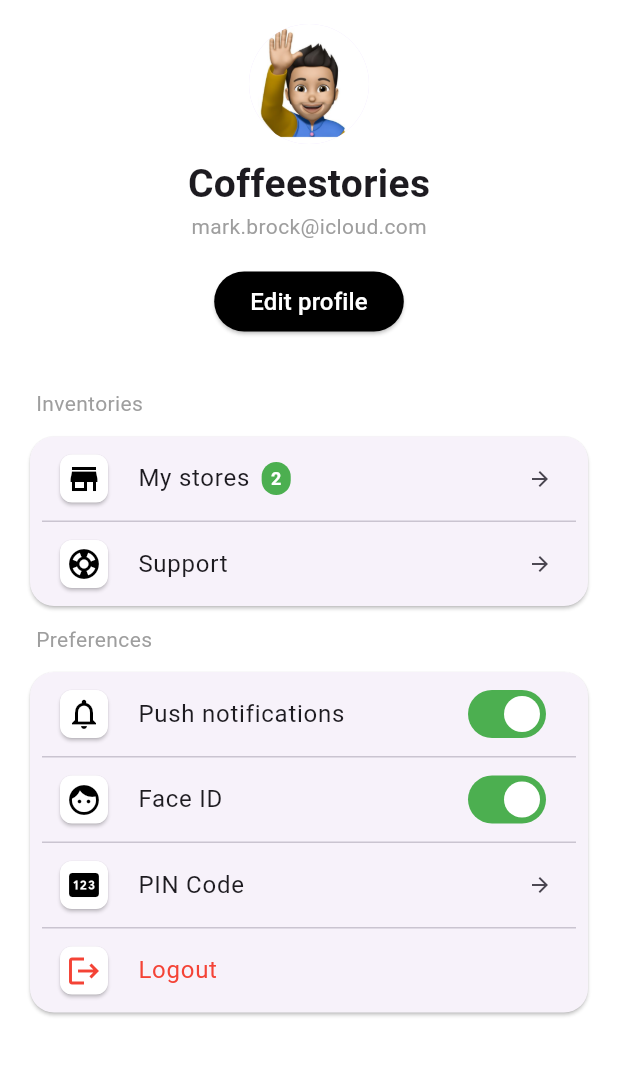
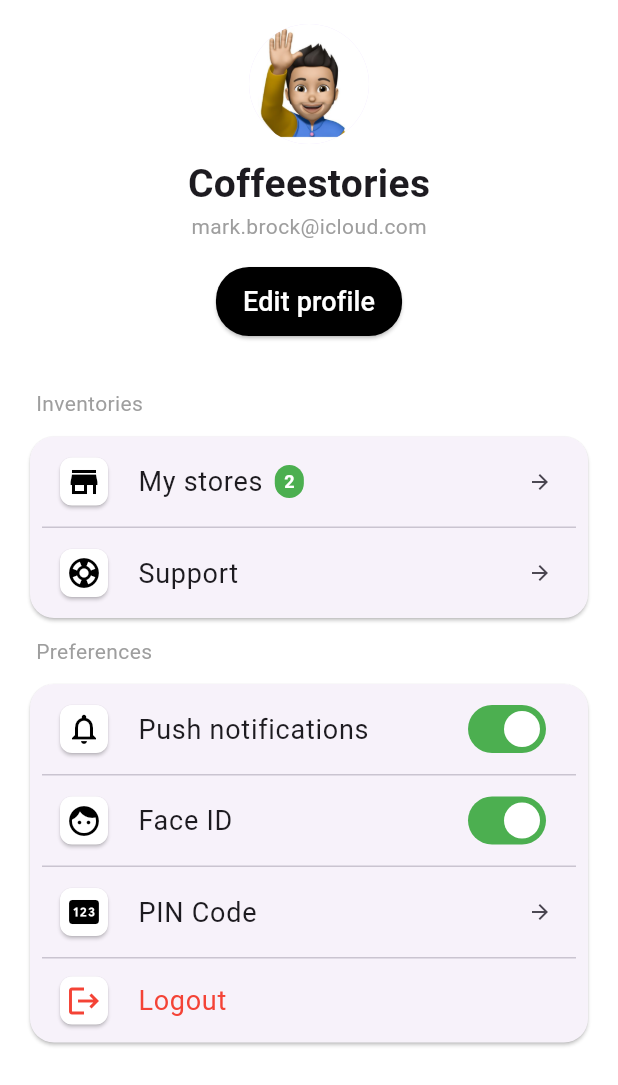
Before and after one commit to douglaspazh/IS513_Tarea2.1, a Flutter app: the screen it shows after launch, on a phone screen of 412 x 824 dp. Shown: the top 1085 px of the screen. Run offline on Flutter 3.47's test engine with Material 3 defaults, Android fonts, the phone set to English and light mode, and no system bars.

Commit message:
Modificación final

```diff
--- a/lib/src/screens/profile_screen.dart
+++ b/lib/src/screens/profile_screen.dart
@@ -40,6 +40,7 @@ class ProfileScreen extends StatelessWidget {
               onPressed: () {},
               style: ElevatedButton.styleFrom(
                 backgroundColor: Colors.black,
+                padding: const EdgeInsets.symmetric(vertical: 10, horizontal: 18),
                 shape: RoundedRectangleBorder(
                   borderRadius: BorderRadius.circular(22),
                 ),
@@ -48,7 +49,7 @@ class ProfileScreen extends StatelessWidget {
                 'Edit profile',
                 style: TextStyle(
                   color: Colors.white,
-                  fontSize: 16
+                  fontSize: 18
                 ),
               ),
             ),
@@ -116,7 +117,7 @@ class ProfileScreen extends StatelessWidget {
                     ),
                     title: const Text(
                       'Logout',
-                      style: TextStyle(color: Colors.red),
+                      style: TextStyle(color: Colors.red, fontSize: 18),
                     ),
                     onTap: () {},
                   ),
--- a/lib/src/widgets/item_switch_widget.dart
+++ b/lib/src/widgets/item_switch_widget.dart
@@ -14,6 +14,7 @@ class ItemSwitchWidget extends StatelessWidget {
   @override
   Widget build(BuildContext context) {
     return ListTile(
+      minTileHeight: 60,
       leading: SizedBox(
         width: 40,
         height: 40,
@@ -25,7 +26,10 @@ class ItemSwitchWidget extends StatelessWidget {
           child: Icon(icon, color: Colors.black),
         ),
       ),
-      title: Text(title),
+      title: Text(
+        title,
+        style: const TextStyle(fontSize: 18)
+      ),
       trailing: Switch(
         value: value,
         onChanged: (bool newValue) {},
--- a/lib/src/widgets/item_widget.dart
+++ b/lib/src/widgets/item_widget.dart
@@ -14,6 +14,7 @@ class ItemWidget extends StatelessWidget {
   @override
   Widget build(BuildContext context) {
     return ListTile(
+      minTileHeight: 60,
       leading: SizedBox(
         width: 40,
         height: 40,
@@ -27,7 +28,10 @@ class ItemWidget extends StatelessWidget {
       ),
       title: Row(
         children: [
-          Text(title),
+          Text(
+            title,
+            style: const TextStyle(fontSize: 18)
+          ),
           const SizedBox(width: 8),
           if (notificationCount != null)
             Container(
```
